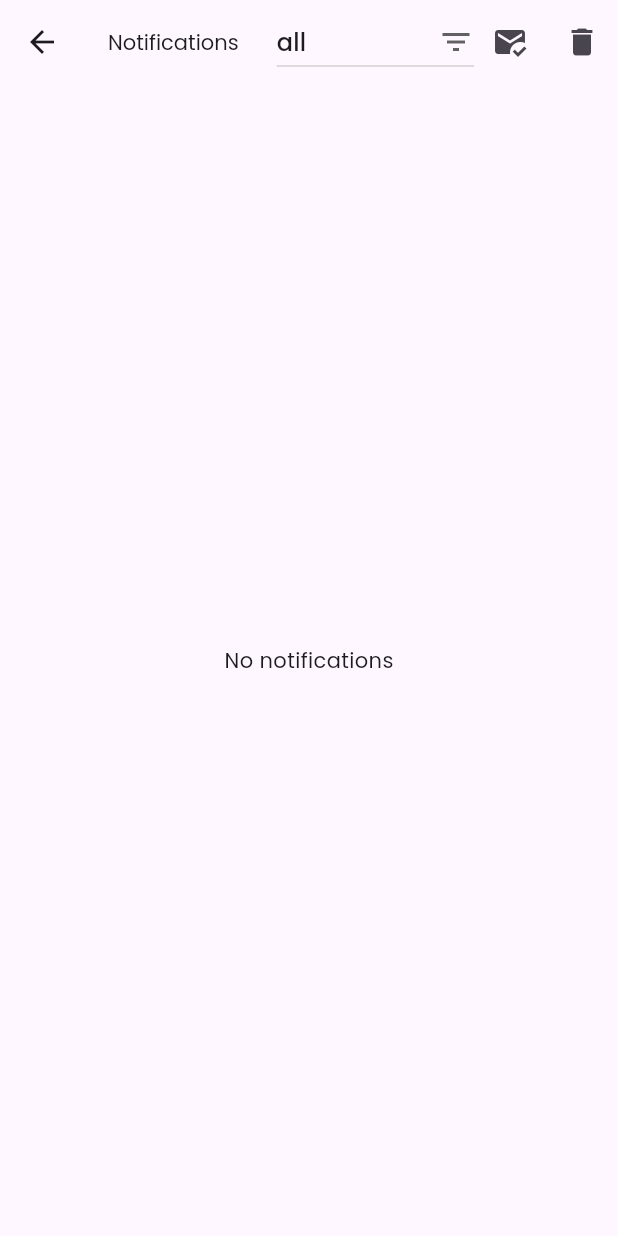
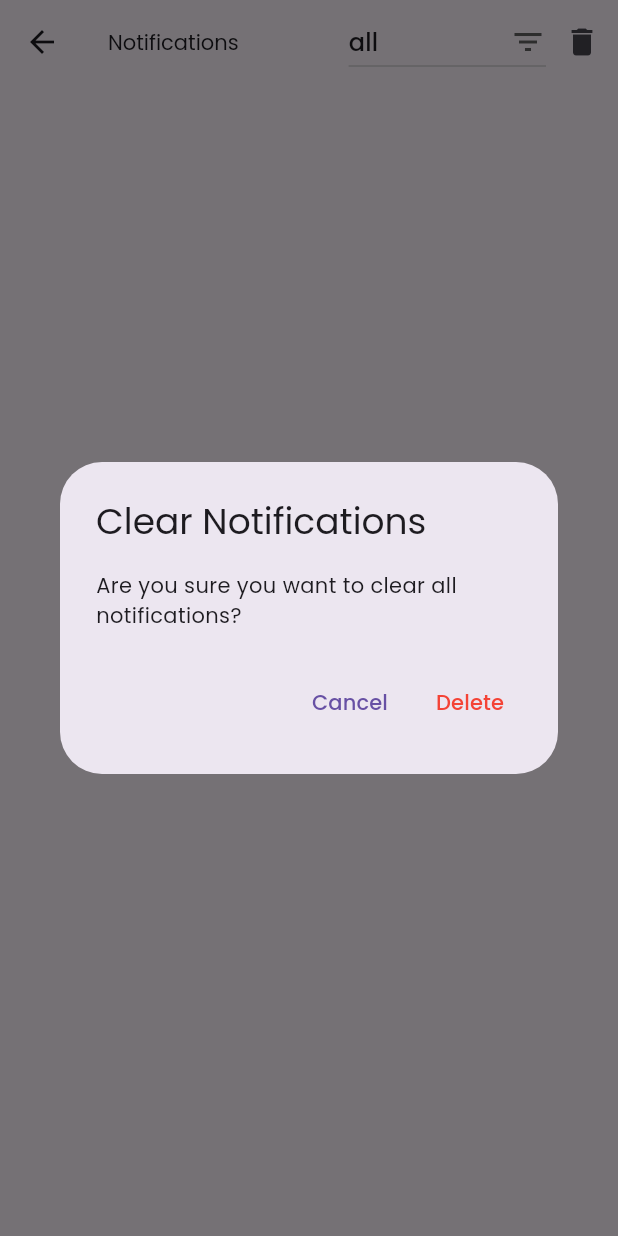
Before and after one commit to Famanias/soft-eng, a Flutter app: the AdminNotificationScreen screen opened directly, after a tap on the "delete" icon, on a phone screen of 412 x 824 dp. Run offline on Flutter 3.47's test engine with Material 3 defaults, Android fonts, the phone set to English and light mode, and no system bars; our stand-ins replace awesome_notifications, cloud_firestore, firebase_auth, firebase_core, firebase_messaging, flutter_dotenv and 3 more; missing offline and left inert: qr_code_scanner; accounts and stored records are empty.

Commit message:
added delete notification confirmation

```diff
--- a/flutter_application_1/lib/screens/admin_panel/admin_notification.dart
+++ b/flutter_application_1/lib/screens/admin_panel/admin_notification.dart
@@ -85,12 +85,37 @@ class AdminNotificationScreenState extends State<AdminNotificationScreen> {
             }).toList(),
           ),
           IconButton(
-            icon: const Icon(Icons.mark_email_read),
-            onPressed: _markAllAsRead,
-          ),
-          IconButton(
             icon: const Icon(Icons.delete),
-            onPressed: _clearNotifications,
+            onPressed: () async {
+              final bool? confirmDelete = await showDialog<bool>(
+                context: context,
+                builder: (BuildContext context) {
+                  return AlertDialog(
+                    title: const Text('Clear Notifications'),
+                    content: const Text('Are you sure you want to clear all notifications?'),
+                    actions: [
+                      TextButton(
+                        onPressed: () {
+                          Navigator.of(context).pop(false); // Cancel deletion
+                        },
+                        child: const Text('Cancel'),
+                      ),
+                      TextButton(
+                        onPressed: () {
+                          Navigator.of(context).pop(true); // Confirm deletion
+                        },
+                        child: const Text('Delete',
+                        style: TextStyle(color: Colors.red)),
+                      ),
+                    ],
+                  );
+                },
+              );
+
+              if (confirmDelete == true) {
+                _clearNotifications(context);
+              }
+            },
           ),
         ],
       ),
@@ -154,13 +179,23 @@ class AdminNotificationScreenState extends State<AdminNotificationScreen> {
     await batch.commit();
   }
 
-  void _clearNotifications() async {
-    var snapshots =
-        await FirebaseFirestore.instance.collection('adminNotifications').get();
+  void _clearNotifications(BuildContext context) async {
+    var snapshots = await FirebaseFirestore.instance
+        .collection('adminNotifications')
+        .get();
     WriteBatch batch = FirebaseFirestore.instance.batch();
     for (var doc in snapshots.docs) {
       batch.delete(doc.reference);
     }
     await batch.commit();
+
+    // Show confirmation message
+    ScaffoldMessenger.of(context).showSnackBar(
+      const SnackBar(
+        content: Text('All notifications have been cleared'),
+        duration: Duration(seconds: 2),
+      ),
+    );
   }
+
 }
```
